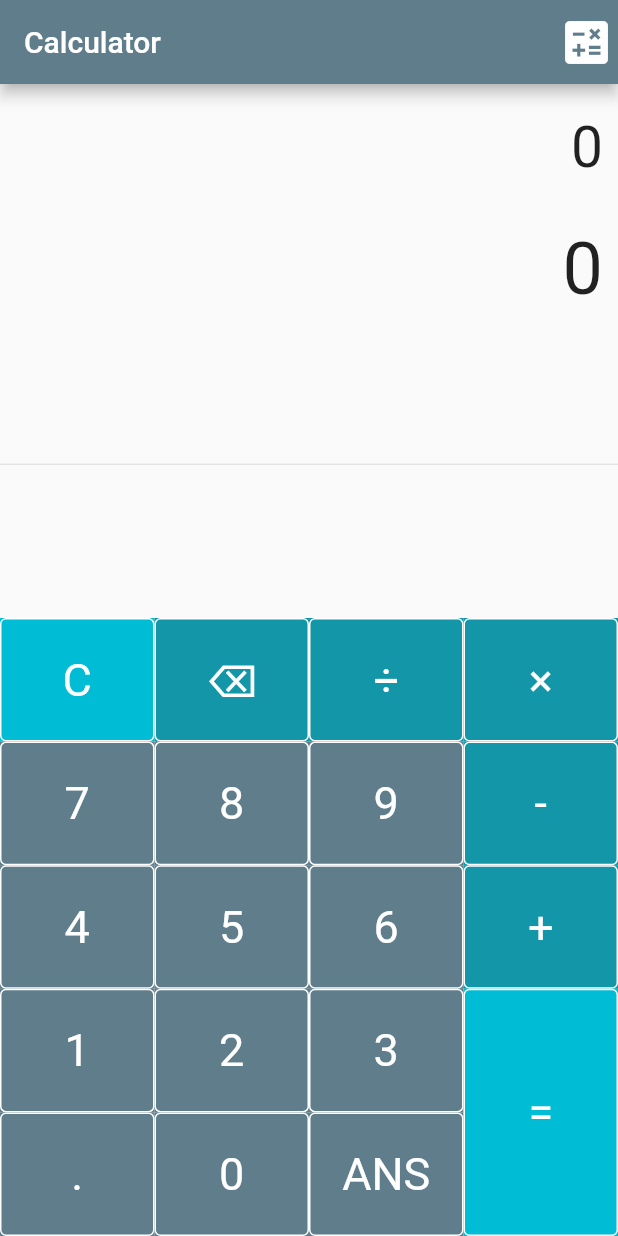
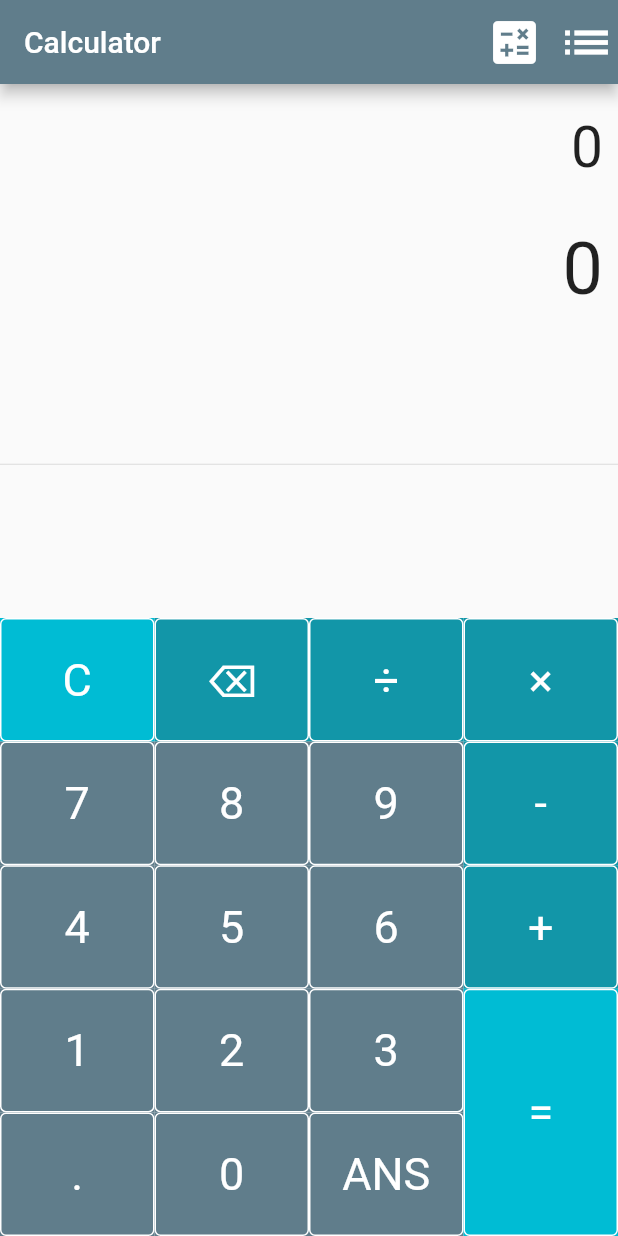
Before and after one commit to Porkul/calculator_app, a Flutter app: the screen it shows after launch, on a phone screen of 412 x 824 dp. Run offline on Flutter 3.47's test engine with Material 2 defaults, Android fonts, the phone set to English and light mode, and no system bars; our stand-ins replace math_expressions, sqflite; accounts and stored records are empty.

```diff
--- a/lib/main.dart
+++ b/lib/main.dart
@@ -1,12 +1,19 @@
 import 'package:flutter/material.dart';
+
+import 'controllers/calculator_controller.dart';
+import 'models/calculator_model.dart';
 import 'screens/calculator_screen.dart';
 import 'screens/converter_screen.dart';
+import 'screens/history_screen.dart';
 
 void main() {
   runApp(MyApp());
 }
 
 class MyApp extends StatelessWidget {
+  final CalculatorController controller =
+      CalculatorController(CalculatorModel());
+
   @override
   Widget build(BuildContext context) {
     return MaterialApp(
@@ -14,12 +21,14 @@ class MyApp extends StatelessWidget {
       routes: {
         '/': (context) => const CalculatorScreen(),
         '/converter-screen': (context) => const ConverterScreen(),
+        '/history-screen': (context) => HistoryScreen(
+              controller: controller,
+            ),
       },
       debugShowCheckedModeBanner: false,
       theme: ThemeData(
         primarySwatch: Colors.blueGrey,
       ),
-      // home: const CalculatorScreen(),
     );
   }
 }
--- /dev/null
+++ b/lib/models/calculation_model.dart
@@ -0,0 +1,43 @@
+const String calculationTable = "calculations";
+
+class Calculation {
+  final String expression;
+  final double result;
+  final DateTime date;
+
+  Calculation({
+    required this.expression,
+    required this.result,
+    required this.date,
+  });
+
+  String formatEquation() {
+    final RegExp regExp = RegExp(r'([-+*/=])(\d|\.)');
+
+    final formattedExpression = expression.replaceAllMapped(
+        regExp, (match) => ' ${match.group(1)} ${match.group(2)}');
+    final formattedResult = result == result.toInt()
+        ? result.toInt().toString()
+        : result.toStringAsFixed(2).replaceAll('.', ',');
+
+    return '$formattedExpression = $formattedResult';
+  }
+
+  Map<String, Object?> toJson() => {
+        'expression': expression,
+        'result': result,
+        'date': date.toIso8601String(),
+      };
+
+  static Calculation fromJson(Map<String, Object?> json) => Calculation(
+        expression: json['expression'] as String,
+        result: double.parse(json['result'] as String),
+        date: DateTime.parse(json['date'] as String),
+      );
+}
+
+class CalculationFields {
+  static const String expression = 'expression';
+  static const String result = 'result';
+  static const String date = 'date';
+}
--- a/lib/screens/calculator_screen.dart
+++ b/lib/screens/calculator_screen.dart
@@ -1,7 +1,8 @@
 import 'package:flutter/material.dart';
+
+import '/constants/colors.dart' as colors;
 import '/controllers/calculator_controller.dart';
 import '/models/calculator_model.dart';
-import '/constants/colors.dart' as colors;
 
 class CalculatorScreen extends StatefulWidget {
   const CalculatorScreen({Key? key}) : super(key: key);
@@ -11,36 +12,12 @@ class CalculatorScreen extends StatefulWidget {
 }
 
 class _CalculatorScreenState extends State<CalculatorScreen> {
+  static const double equationFontSize = 38.0;
+
+  static const double resultFontSize = 48.0;
+  static const Color cyanSecond = colors.cyanSecond;
   final CalculatorController _controller =
       CalculatorController(CalculatorModel());
-
-  static const double equationFontSize = 38.0;
-  static const double resultFontSize = 48.0;
-  static const Color cyanSecond = colors.cyanSecond;
-
-  Widget _buildButton(
-      String buttonText, double buttonHeight, Color buttonColor) {
-    return Container(
-      height: MediaQuery.of(context).size.height * 0.1 * buttonHeight,
-      color: buttonColor,
-      child: TextButton(
-        style: TextButton.styleFrom(
-            padding: const EdgeInsets.all(16.0),
-            textStyle: const TextStyle(fontSize: 20),
-            side: const BorderSide(
-                color: Colors.white, width: 1, style: BorderStyle.solid)),
-        onPressed: () {
-          _controller.buttonPressed(buttonText);
-          setState(() {});
-        },
-        child: Text(
-          buttonText,
-          style: const TextStyle(
-              fontSize: 30, fontWeight: FontWeight.normal, color: Colors.white),
-        ),
-      ),
-    );
-  }
 
   @override
   Widget build(BuildContext context) {
@@ -52,6 +29,12 @@ class _CalculatorScreenState extends State<CalculatorScreen> {
             icon: const Icon(Icons.calculate, size: equationFontSize),
             onPressed: () {
               Navigator.pushNamed(context, '/converter-screen');
+            },
+          ),
+          IconButton(
+            icon: const Icon(Icons.list, size: equationFontSize),
+            onPressed: () {
+              Navigator.pushNamed(context, '/history-screen');
             },
           ),
         ],
@@ -137,4 +120,28 @@ class _CalculatorScreenState extends State<CalculatorScreen> {
       ),
     );
   }
+
+  Widget _buildButton(
+      String buttonText, double buttonHeight, Color buttonColor) {
+    return Container(
+      height: MediaQuery.of(context).size.height * 0.1 * buttonHeight,
+      color: buttonColor,
+      child: TextButton(
+        style: TextButton.styleFrom(
+            padding: const EdgeInsets.all(16.0),
+            textStyle: const TextStyle(fontSize: 20),
+            side: const BorderSide(
+                color: Colors.white, width: 1, style: BorderStyle.solid)),
+        onPressed: () {
+          _controller.buttonPressed(buttonText);
+          setState(() {});
+        },
+        child: Text(
+          buttonText,
+          style: const TextStyle(
+              fontSize: 30, fontWeight: FontWeight.normal, color: Colors.white),
+        ),
+      ),
+    );
+  }
 }
--- a/pubspec.yaml
+++ b/pubspec.yaml
@@ -30,7 +30,8 @@ environment:
 dependencies:
   flutter:
     sdk: flutter
-
+  sqflite: ^2.2.7
+  intl: ^0.17.0-nullsafety.2
 
   # The following adds the Cupertino Icons font to your application.
   # Use with the CupertinoIcons class for iOS style icons.
```
Also changed, not shown: lib/controllers/calculator_controller.dart (+29 -7 lines), lib/controllers/persistence/persistence.dart (added, +7 -0 lines), lib/controllers/persistence/sql_persistence.dart (added, +65 -0 lines), lib/screens/history_screen.dart (added, +87 -0 lines), pubspec.lock, 7 other files.
